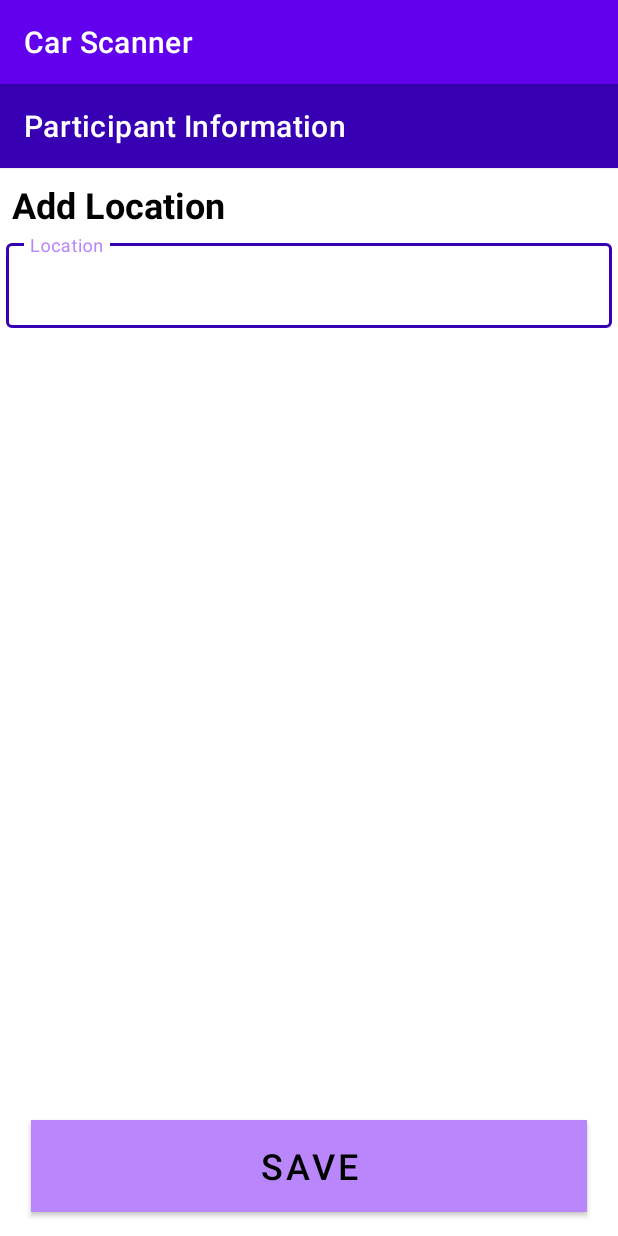
After one commit to TrellixVulnTeam/Vigilantes_KVYE, an Android app: the addLoc screen opened directly, with no data from a screen before it, on a phone screen of 412 x 824 dp. The commit adds this screen. Run offline under Robolectric (Android 15) with nearby library versions, the phone set to English and light mode, and no system bars; libraries missing offline, so code that uses them is left out: edu.umich.

```diff
--- a/project_frontend/app/src/main/AndroidManifest.xml
+++ b/project_frontend/app/src/main/AndroidManifest.xml
@@ -1,5 +1,6 @@
 <?xml version="1.0" encoding="utf-8"?>
 <manifest xmlns:android="http://schemas.android.com/apk/res/android"
+    xmlns:tools="http://schemas.android.com/tools"
     package="edu.umich.Vigilantes">
 
     <!--
@@ -68,6 +69,9 @@
             android:name=".startReport">
         </activity>
         <activity
+            android:name=".addLoc">
+        </activity>
+        <activity
             android:name=".addParticipantForm"
             android:theme="@style/Theme.Design.NoActionBar">
         </activity>
--- a/project_frontend/app/src/main/java/edu/umich/Vigilantes/MainActivity.kt
+++ b/project_frontend/app/src/main/java/edu/umich/Vigilantes/MainActivity.kt
@@ -48,6 +48,7 @@ class MainActivity : AppCompatActivity() {
         var vinButton = findViewById<Button>(R.id.addVinNumberButton)
         var reportsButton = findViewById<Button>(R.id.getPastReports)
         var debugButton = findViewById<Button>(R.id.debugButton)
+        var locationButton = findViewById<Button>(R.id.addLocationButton)
 
 
         //Listener button clicks
@@ -67,6 +68,10 @@ class MainActivity : AppCompatActivity() {
             val intent = Intent(this, pastReports::class.java)
             startActivity(intent)
         }
+        locationButton.setOnClickListener {
+            val intent = Intent(this, addLoc::class.java)
+            startActivity(intent)
+        }
         debugButton.setOnClickListener {
             val intent = Intent(this, reportParticipantInfo::class.java)   //Change page to page being tested
             startActivity(intent)
--- /dev/null
+++ b/project_frontend/app/src/main/java/edu/umich/Vigilantes/addLoc.kt
@@ -0,0 +1,14 @@
+package edu.umich.Vigilantes
+
+import android.content.Intent
+import android.os.Bundle
+import android.widget.Button
+import androidx.appcompat.app.AppCompatActivity
+
+class addLoc : AppCompatActivity() {
+    override fun onCreate(savedInstanceState: Bundle?) {
+        super.onCreate(savedInstanceState)
+
+        setContentView(R.layout.add_location)
+    }
+}
--- a/project_frontend/app/src/main/res/layout/activity_main.xml
+++ b/project_frontend/app/src/main/res/layout/activity_main.xml
@@ -79,6 +79,19 @@
         app:layout_constraintStart_toStartOf="@id/addVinNumberButton"
         app:layout_constraintTop_toTopOf="@id/addVinNumberButton" />
 
+    <Button
+        android:id="@+id/addLocationButton"
+        android:layout_width="wrap_content"
+        android:layout_height="wrap_content"
+        android:layout_marginTop="130dp"
+        android:width="360dp"
+        android:height="100dp"
+        android:clickable="true"
+        android:text="Add Location"
+        app:backgroundTint="#FFC107"
+        app:layout_constraintStart_toStartOf="@id/getPastReports"
+        app:layout_constraintTop_toTopOf="@id/getPastReports" />
+
     <!--DEBUGGING BUTTON, DO NOT REMOVE-->
     <Button
         android:id="@+id/debugButton"
--- /dev/null
+++ b/project_frontend/app/src/main/res/layout/add_location.xml
@@ -0,0 +1,158 @@
+<?xml version="1.0" encoding="utf-8"?>
+<androidx.constraintlayout.widget.ConstraintLayout xmlns:android="http://schemas.android.com/apk/res/android"
+    xmlns:app="http://schemas.android.com/apk/res-auto"
+    xmlns:tools="http://schemas.android.com/tools"
+
+    android:layout_width="match_parent"
+    android:layout_height="match_parent"
+    android:theme="@style/Theme.MaterialComponents"
+    android:background="@color/white">
+
+    <androidx.appcompat.widget.Toolbar
+        android:id="@+id/toolbar"
+        android:layout_width="match_parent"
+        android:layout_height="wrap_content"
+        android:background="@color/purple_700"
+        android:elevation="1dp"
+        app:title="Participant Information"
+        app:titleTextColor="@android:color/white"
+        app:layout_constraintTop_toTopOf="parent"
+        app:layout_constraintStart_toStartOf="parent"
+        app:layout_constraintEnd_toEndOf="parent" />
+
+    <Button
+        android:id="@+id/saveButton"
+        android:layout_width="0dp"
+        android:layout_height="0dp"
+        android:layout_centerHorizontal="true"
+        android:layout_marginBottom="16dp"
+        android:clickable="true"
+        android:text="SAVE"
+        android:textSize="24sp"
+        android:background="@color/purple_700"
+
+        app:layout_constraintBottom_toBottomOf="parent"
+        app:layout_constraintEnd_toEndOf="parent"
+        app:layout_constraintHeight_percent="0.08"
+        app:layout_constraintStart_toStartOf="parent"
+        app:layout_constraintWidth_percent="0.9" />
+
+    <ScrollView
+        android:id="@+id/scroll"
+        android:layout_width="match_parent"
+        android:layout_height="wrap_content"
+        app:layout_constraintTop_toTopOf="parent"
+        app:layout_constraintStart_toStartOf="parent">
+
+        <LinearLayout
+            android:layout_width="match_parent"
+            android:layout_height="wrap_content"
+            android:orientation="vertical"
+            app:layout_constraintTop_toTopOf="parent"
+            app:layout_constraintStart_toStartOf="parent">
+
+            <TextView
+                android:id="@+id/driversSection"
+                android:layout_width="wrap_content"
+                android:layout_height="wrap_content"
+                android:layout_marginStart="8dp"
+                android:layout_marginTop="64dp"
+                android:text="Add Location"
+                android:textColor="@color/black"
+                android:textSize="24sp"
+                android:textStyle="bold"
+                app:layout_constraintStart_toStartOf="parent"
+                app:layout_constraintTop_toBottomOf="@id/toolbar"></TextView>
+            <!--Line 1-->
+            <LinearLayout
+                android:id="@+id/line1"
+                android:layout_width="match_parent"
+                android:layout_height="wrap_content"
+                app:layout_constraintTop_toBottomOf="@+id/nameField"
+                app:layout_constraintStart_toStartOf="parent"
+                android:orientation="horizontal">
+
+                <com.google.android.material.textfield.TextInputLayout
+                    android:id="@+id/nameField"
+                    style="@style/Widget.MaterialComponents.TextInputLayout.OutlinedBox"
+                    android:layout_width="match_parent"
+                    android:layout_height="wrap_content"
+                    android:layout_weight="8"
+                    android:hint="Location"
+                    android:padding="4dp"
+                    android:textColorHint="@color/purple_700"
+                    app:boxStrokeColor="@color/purple_700"
+                    app:layout_constraintEnd_toEndOf="parent"
+                    app:layout_constraintStart_toStartOf="parent"
+                    app:layout_constraintTop_toBottomOf="@+id/driversSection">
+
+                    <com.google.android.material.textfield.TextInputEditText
+                        android:id="@+id/nameInput"
+                        android:layout_width="match_parent"
+                        android:layout_height="wrap_content"
+                        android:textColor="@color/purple_700" />
+                </com.google.android.material.textfield.TextInputLayout>
+            </LinearLayout>
+
+            <!--Line 2-->
+            <LinearLayout
+                android:id="@+id/line2"
+                android:layout_width="match_parent"
+                android:layout_height="wrap_content"
+                app:layout_constraintTop_toBottomOf="@+id/line1"
+                app:layout_constraintStart_toStartOf="parent"
+                android:orientation="horizontal"/>
+
+            <!--Line 3-->
+            <LinearLayout
+                android:id="@+id/line3"
+                android:layout_width="match_parent"
+                android:layout_height="wrap_content"
+                app:layout_constraintTop_toBottomOf="@+id/line2"
+                app:layout_constraintStart_toStartOf="parent"
+                android:orientation="horizontal"/>
+
+            <!--Line 4-->
+            <LinearLayout
+                android:id="@+id/line4"
+                android:layout_width="match_parent"
+                android:layout_height="wrap_content"
+                app:layout_constraintTop_toBottomOf="@+id/line3"
+                app:layout_constraintStart_toStartOf="parent"
+                android:orientation="horizontal"/>
+
+            <!--Line 5-->
+            <LinearLayout
+                android:id="@+id/line5"
+                android:layout_width="match_parent"
+                android:layout_height="wrap_content"
+                app:layout_constraintTop_toBottomOf="@+id/insuranceSection"
+                app:layout_constraintStart_toStartOf="parent"
+                android:orientation="horizontal"/>
+
+            <!--Line 6-->
+            <LinearLayout
+                android:id="@+id/line6"
+                android:layout_width="match_parent"
+                android:layout_height="wrap_content"
+                app:layout_constraintTop_toBottomOf="@+id/line5"
+                app:layout_constraintStart_toStartOf="parent"
+                android:orientation="horizontal"/>
+
+            <!--Line 7-->
+            <LinearLayout
+                android:id="@+id/line7"
+                android:layout_width="match_parent"
+                android:layout_height="wrap_content"
+                app:layout_constraintTop_toBottomOf="@+id/line6"
+                app:layout_constraintStart_toStartOf="parent"
+                android:orientation="horizontal"/>
+
+        </LinearLayout>
+
+    </ScrollView>
+
+
+
+
+</androidx.constraintlayout.widget.ConstraintLayout>
--- a/project_frontend/app/src/main/res/values/strings.xml
+++ b/project_frontend/app/src/main/res/values/strings.xml
@@ -8,4 +8,5 @@
     <string name="previewCarImage">Preview Car Image</string>
     <string name="continueButton">Continue</string>
     <string name="startReport">StartReport</string>
+    <string name="addLocation">Add Location</string>
 </resources>
```
